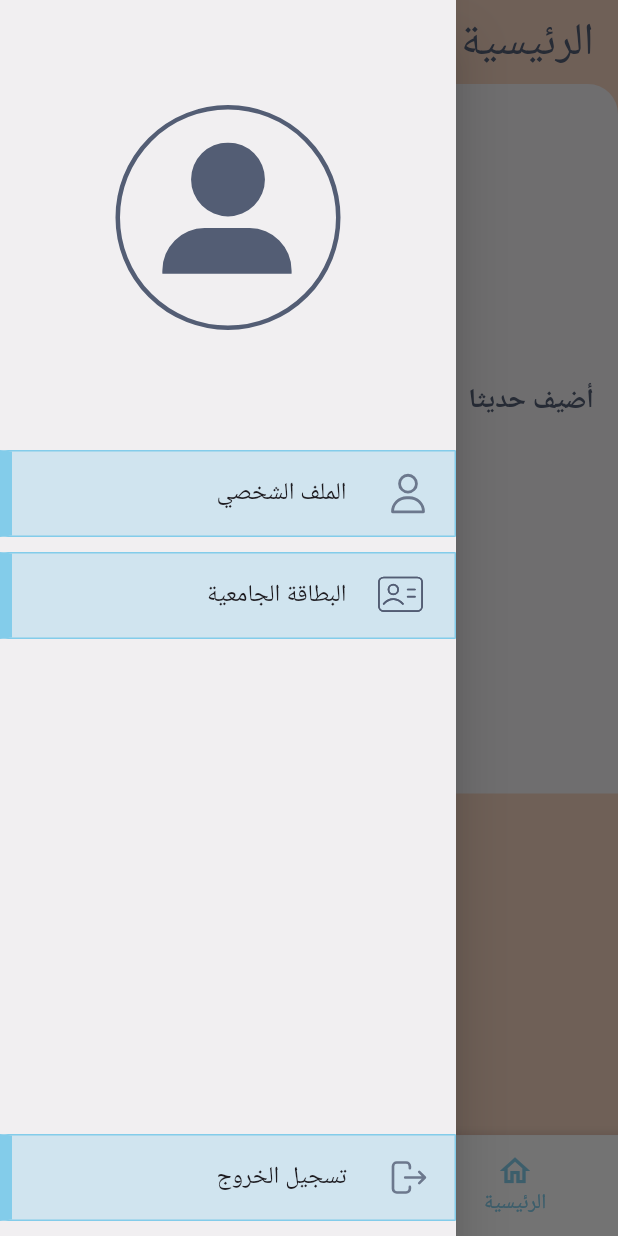
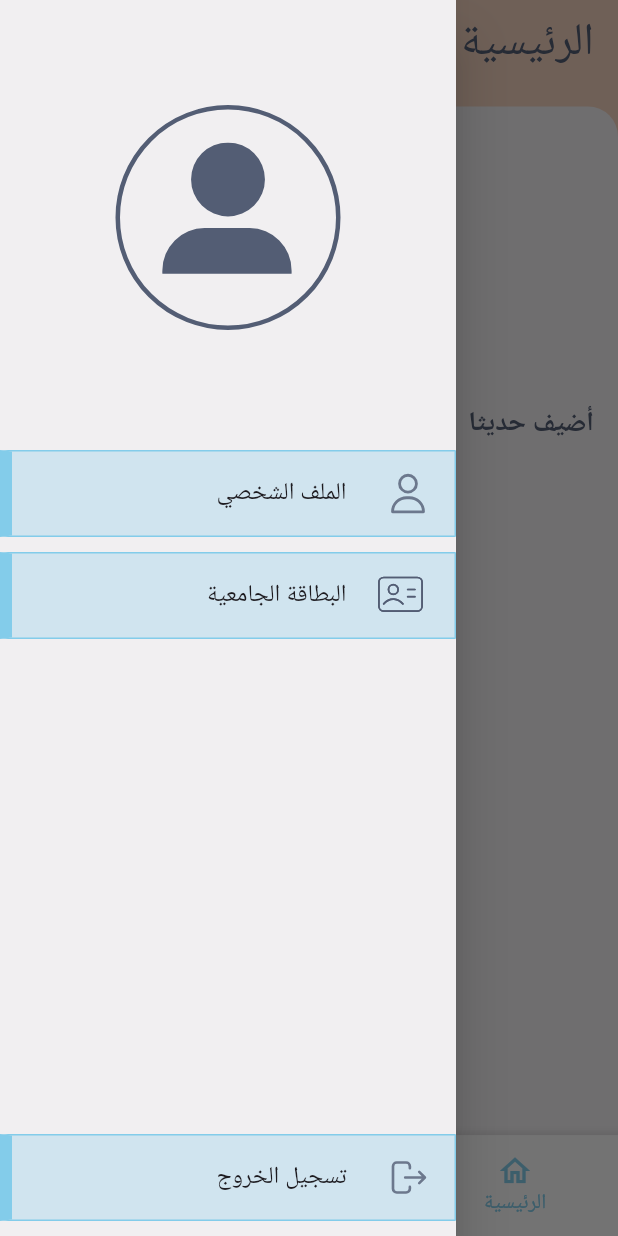
Before and after one commit to sabreenmb/senior_project, a Flutter app: the HomeScreen screen opened directly, with the side drawer open, on a phone screen of 412 x 824 dp. Run offline on Flutter 3.47's test engine with Material 3 defaults, Android fonts, the phone set to English and light mode, and no system bars; drawn by our look-alikes of carousel_slider, modal_progress_hud_nsn; our stand-ins replace barcode_widget, cached_network_image, cloud_firestore, connectivity_plus, dropdown_button2, firebase_auth and 11 more; accounts and stored records are empty; Roboto replaces fonts that are missing (Almarai); project files that could hold a hidden picture were left out.

Commit message:
SABREEN  home

```diff
--- a/lib/appSetup.dart
+++ b/lib/appSetup.dart
@@ -27,7 +27,7 @@ class Setup {
     // loadSaveItems();
   }
   Future<void> Build() async {
-    saveList = [];
+    // saveList = [];
      loadCoursesItems();
      loadWorkshopsItems();
      loadConferencesItems();
--- a/lib/constant.dart
+++ b/lib/constant.dart
@@ -349,11 +349,10 @@ bool getValidity(String time) {
 }
 var connectivityResult =  (Connectivity().checkConnectivity());
 
-Future<bool> network() async {
+Future<void> network() async {
   final connectivityResult =
       await Connectivity().checkConnectivity();
   isOffline= (connectivityResult[0] == ConnectivityResult.none);
-  return isOffline;
 }
 bool getValidityF(String time) {
   DateTime expiryDate = DateTime.parse(time);
--- a/lib/interface/HomeScreen.dart
+++ b/lib/interface/HomeScreen.dart
@@ -30,11 +30,8 @@ class _HomeState extends State<HomeScreen> with SingleTickerProviderStateMixin {
 
     homeCards();
     getTodayList();
-
-  //  _LoadCreatedSessions();
   }
 
-  void _LoadCreatedSessions() async {}
 
   @override
   Widget build(BuildContext context) {
@@ -60,18 +57,21 @@ class _HomeState extends State<HomeScreen> with SingleTickerProviderStateMixin {
           inAsyncCall: isLoading,
           child: SafeArea(
             bottom: false,
-            child: SingleChildScrollView(
-              child: Container(
-                // height: MediaQuery.of(context).size.height,
+            child: Column(
+              // mainAxisSize: MainAxisSize.max,
+              children: [
+                const SizedBox(height: 15),
+
+                Expanded(child: Stack(
+                  children: [
+                    Container(
                       decoration: const BoxDecoration(
                           color: CustomColors.BackgroundColor,
                           borderRadius: BorderRadius.only(
                               topLeft: Radius.circular(20),
-                    topRight: Radius.circular(20),
+                              topRight: Radius.circular(20))),
                     ),
-                ),
-                child: Column(
-                  // mainAxisSize: MainAxisSize.max,
+                    Column(
                       children: [
                         const SizedBox(height: 10),
                         _buildCard(),
@@ -87,7 +87,12 @@ class _HomeState extends State<HomeScreen> with SingleTickerProviderStateMixin {
                         _buildHorizontalScrollableCards(combinedList),
                       ],
                     ),
-              ),
+
+
+                  ],
+                ),),
+
+              ],
             ),
           ),
         ),
```
Also changed, not shown: lib/interface/ProfilePage.dart (+19 -1 lines). Lines whose indentation alone changed are shown as unchanged.
